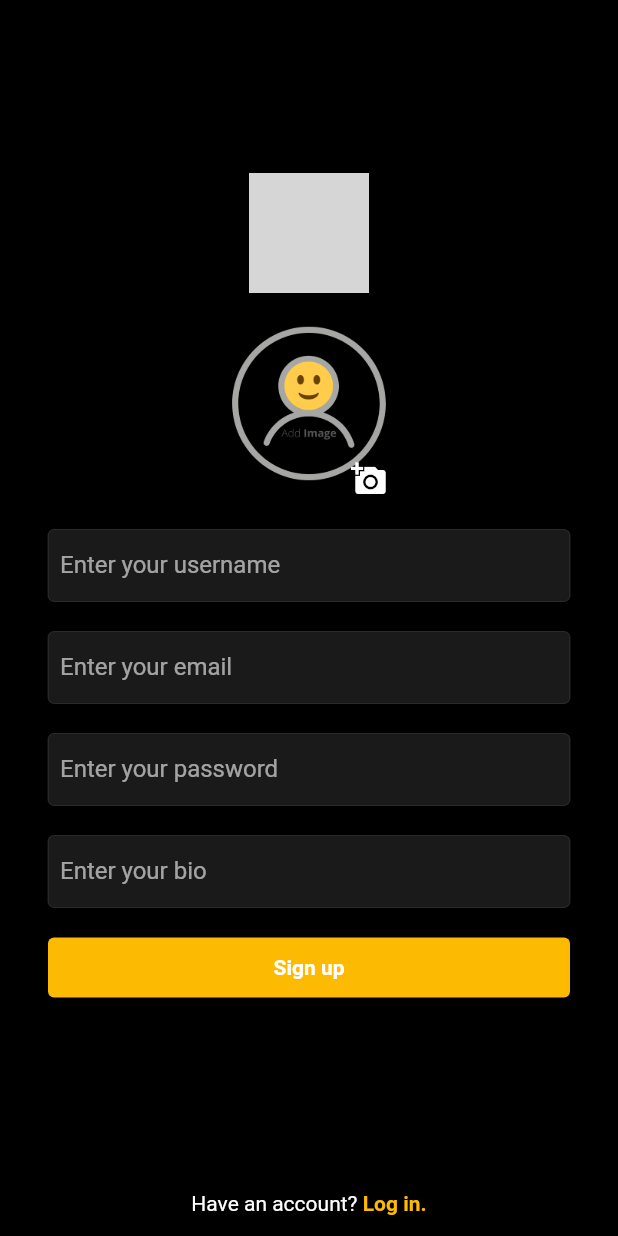
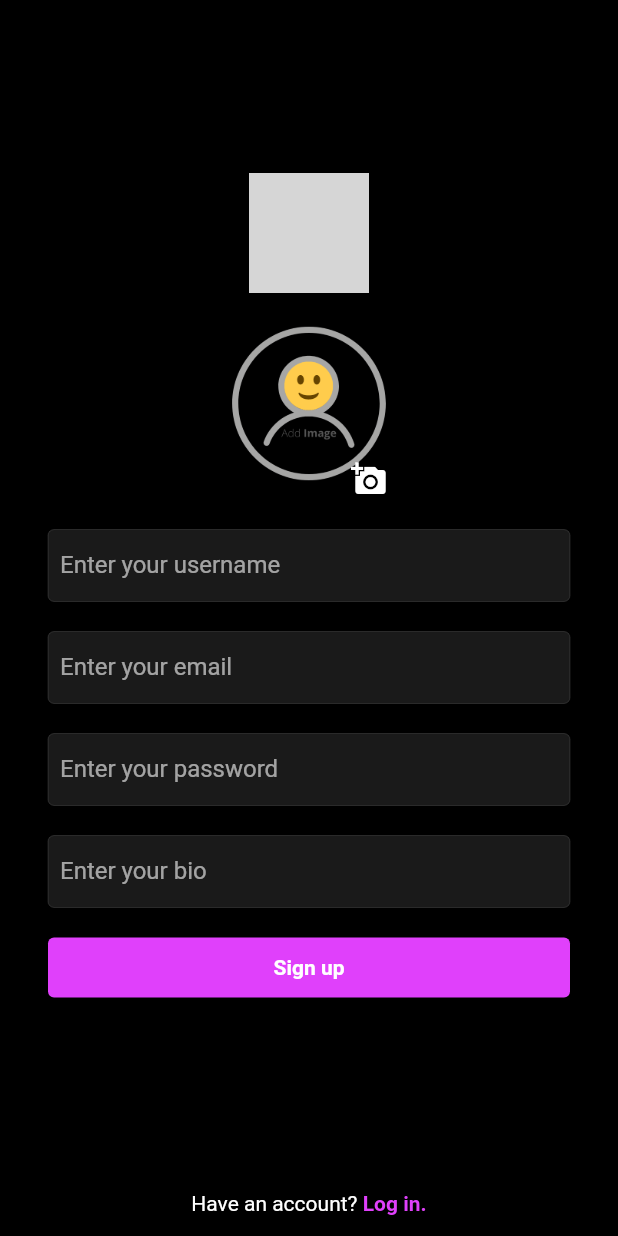
Before and after one commit to ashwinsk24/seta, a Flutter app: the screen it shows after launch, after a tap on "Sign up.", on a phone screen of 412 x 824 dp. Run offline on Flutter 3.47's test engine with Material 2 defaults, Android fonts, the phone set to English and light mode, and no system bars; our stand-ins replace cloud_firestore, firebase_auth, firebase_core, firebase_storage, flutter_svg, image_picker; accounts and stored records are empty; grey boxes are pictures that could not be loaded.

Commit message:
color changes

```diff
--- a/lib/utils/colors.dart
+++ b/lib/utils/colors.dart
@@ -3,6 +3,6 @@ import 'package:flutter/material.dart';
 const mobileBackgroundColor = Color.fromRGBO(0, 0, 0, 1);
 const webBackgroundColor = Color.fromRGBO(18, 18, 18, 1);
 const mobileSearchColor = Color.fromRGBO(38, 38, 38, 1);
-const blueColor = Color.fromRGBO(252, 186, 3, 1);
+const blueColor = Colors.purpleAccent;
 const primaryColor = Colors.white;
 const secondaryColor = Colors.grey;
```
